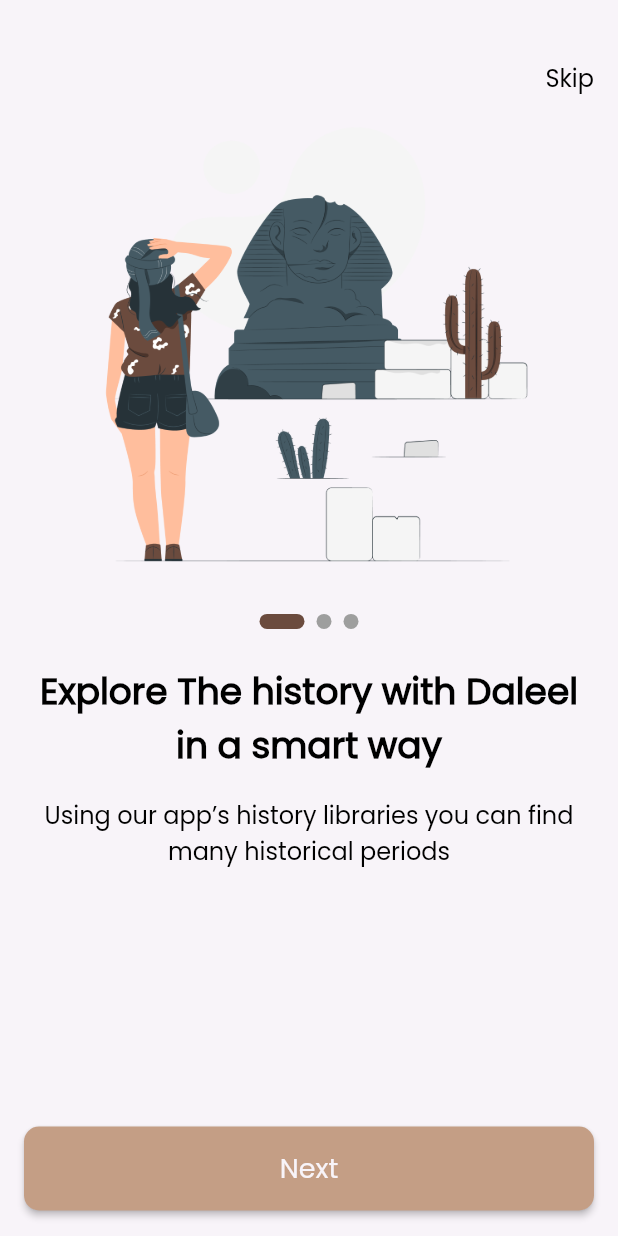
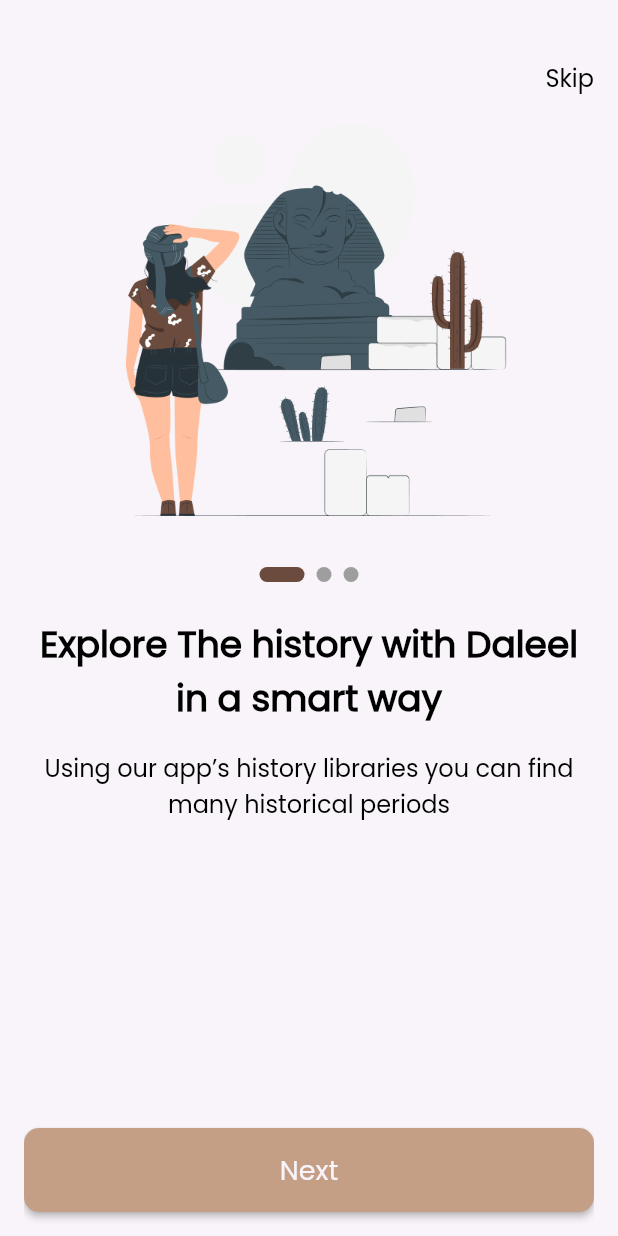
Before and after one commit to kinwaned/daleel, a Flutter app: the screen it shows after launch, on a phone screen of 412 x 824 dp. Run offline on Flutter 3.47's test engine with Material 2 defaults, Android fonts, the phone set to English and light mode, and no system bars; drawn by our look-alikes of smooth_page_indicator; our stand-ins replace equatable, go_router.

Commit message:
Refactoring my code

```diff
--- a/lib/core/functions/custom_navigations.dart
+++ b/lib/core/functions/custom_navigations.dart
@@ -1,3 +1,4 @@
 import 'package:go_router/go_router.dart';
 
 void customNavigation(context, String path) => GoRouter.of(context).push(path);
+void customReplacementNavigation(context, String path) => GoRouter.of(context).pushReplacement(path);
--- a/lib/features/on_boarding/presentation/view/on_boarding_view.dart
+++ b/lib/features/on_boarding/presentation/view/on_boarding_view.dart
@@ -13,7 +13,8 @@
       child: Scaffold(
         body: Padding(
           padding: const EdgeInsets.symmetric(horizontal: 16),
-          child: Column(
+          child: ListView(
+            physics: const BouncingScrollPhysics(),
             children: [
               const SizedBox(
                 height: 40,
@@ -21,9 +22,11 @@
               const CustomNavBar(),
               CustomOnBoardingWidgetBody(),
               const SizedBox(
-                height: 40,
+                height: 88,
               ),
-              const CustomBtn(text: AppStrings.next,),
+              const CustomBtn(
+                text: AppStrings.next,
+              ),
               const SizedBox(
                 height: 17,
               ),
--- a/lib/features/on_boarding/presentation/view/widgets/custom_onboarding_widget_body.dart
+++ b/lib/features/on_boarding/presentation/view/widgets/custom_onboarding_widget_body.dart
@@ -2,6 +2,7 @@
 import 'package:daleel/core/utils/app_text_styles.dart';
 import 'package:daleel/features/on_boarding/presentation/view/widgets/custom_smooth_page_indicator.dart';
 import 'package:flutter/material.dart';
+
 class CustomOnBoardingWidgetBody extends StatelessWidget {
   CustomOnBoardingWidgetBody({super.key});
 
@@ -9,15 +10,26 @@
 
   @override
   Widget build(BuildContext context) {
-    return Expanded(
+    return SizedBox(
+      height: 600,
       child: PageView.builder(
+        physics: const BouncingScrollPhysics(),
           controller: _controller,
           itemCount: 3,
           itemBuilder: (context, index) {
             return Column(
               children: [
-                Image.asset(
-                  Assets.assetsImagesOnBoarding1,
+                Container(
+                  height: 290,
+                  width: 343,
+                  decoration: const BoxDecoration(
+                    image: DecorationImage(
+                      image: AssetImage(
+                        Assets.assetsImagesOnBoarding1,
+                      ),
+                      fit: BoxFit.fill,
+                    ),
+                  ),
                 ),
                 const SizedBox(
                   height: 24,
--- a/lib/features/splash/presentation/view/splash_view.dart
+++ b/lib/features/splash/presentation/view/splash_view.dart
@@ -34,5 +34,5 @@
 
 void delayedNavigation(context) {
   Future.delayed(const Duration(seconds: 2),
-          () => customNavigation(context, '/onBoarding'));
+          () => customReplacementNavigation(context, '/onBoarding'),);
 }
```
